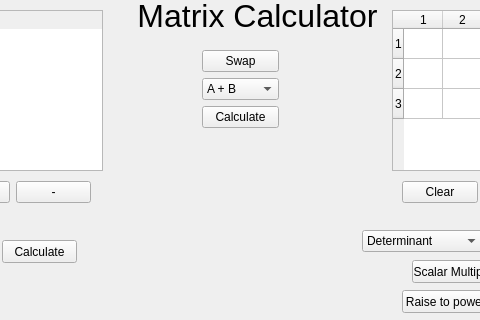
Qt form mainwindow.ui (justinhay14/Matrix-Calulator-cpp) before a commit; both pictures show x 208 to 688 and y 0 to 320 of the 920 by 634 pixel window.
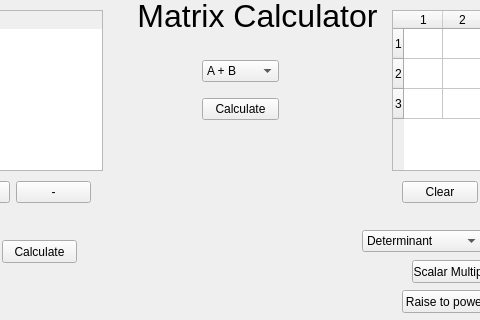
The same form after that commit.

Commit message: got rid of swap

The edit to the form file:
```diff
--- a/mainwindow.ui
+++ b/mainwindow.ui
@@ -583,13 +583,6 @@
      </rect>
     </property>
     <layout class="QVBoxLayout" name="verticalLayout">
-     <item>
-      <widget class="QPushButton" name="pushButton_2">
-       <property name="text">
-        <string>Swap</string>
-       </property>
-      </widget>
-     </item>
      <item>
       <widget class="QComboBox" name="comboBox">
        <item>
```
Left out of the diff: 1 changed line with no effect on the pictures. The commit also changes 2 other files.
